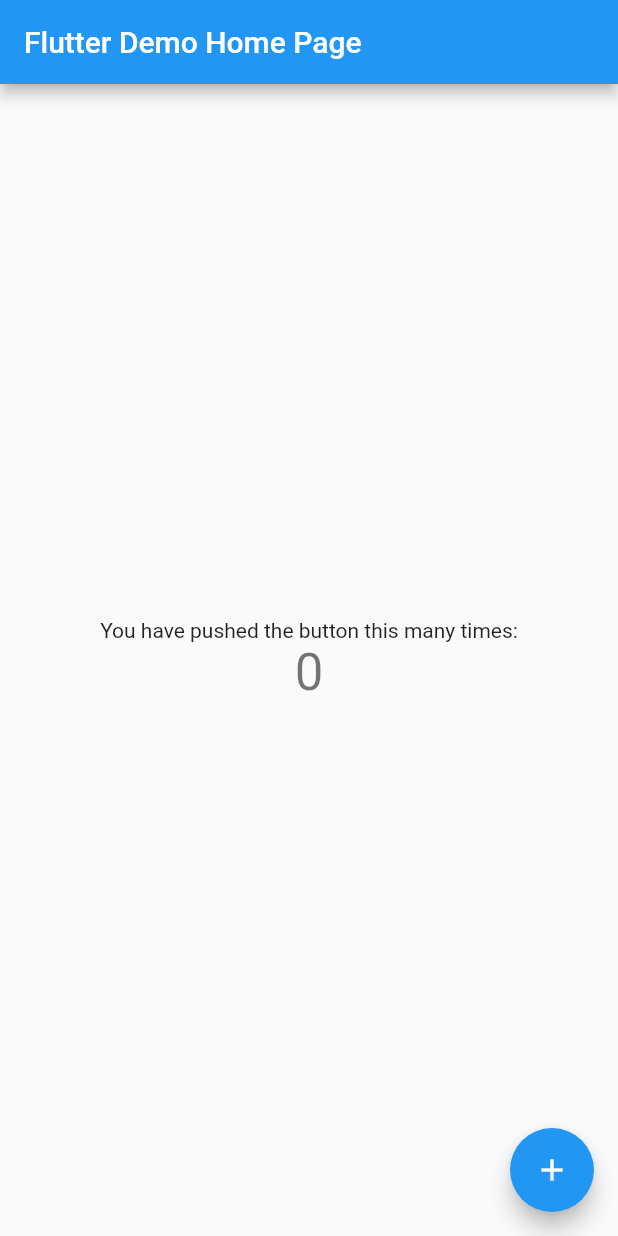
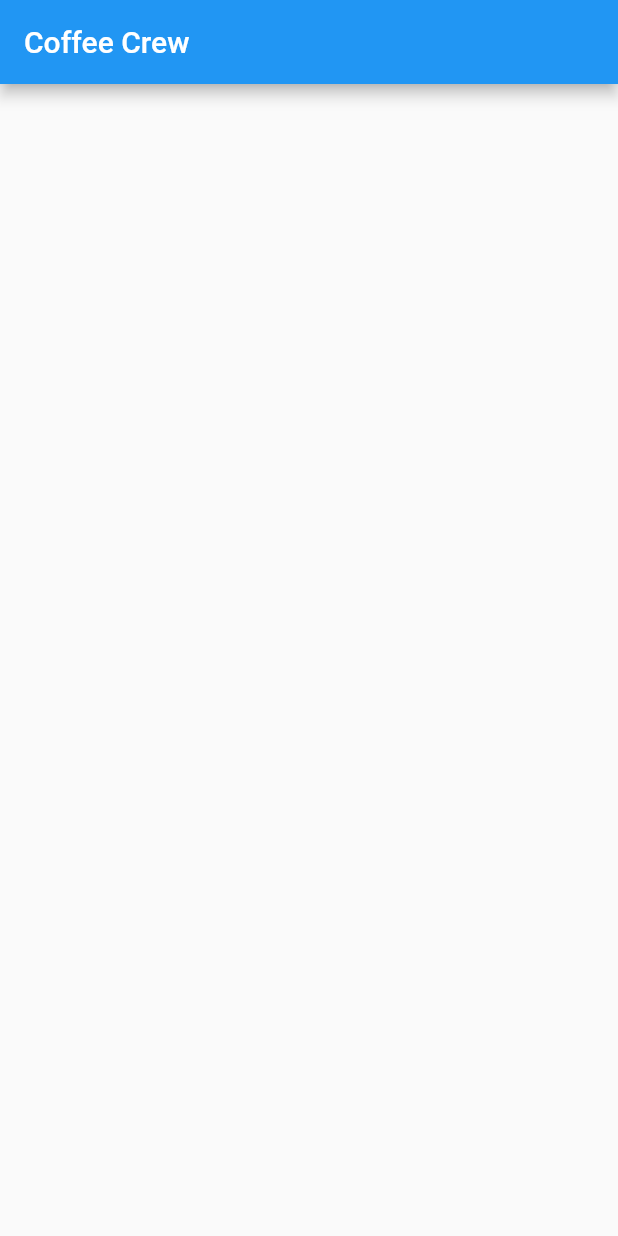
Before and after one commit to dulangakithmini/coffee-tracker, a Flutter app: the screen it shows after launch, on a phone screen of 412 x 824 dp. Run offline on Flutter 3.47's test engine with Material 2 defaults, Android fonts, the phone set to English and light mode, and no system bars.

```diff
--- a/lib/main.dart
+++ b/lib/main.dart
@@ -1,113 +1,18 @@
 import 'package:flutter/material.dart';
 
 void main() {
-  runApp(MyApp());
+  runApp(App());
 }
 
-class MyApp extends StatelessWidget {
-  // This widget is the root of your application.
+class App extends StatelessWidget {
   @override
   Widget build(BuildContext context) {
     return MaterialApp(
-      title: 'Flutter Demo',
-      theme: ThemeData(
-        // This is the theme of your application.
-        //
-        // Try running your application with "flutter run". You'll see the
-        // application has a blue toolbar. Then, without quitting the app, try
-        // changing the primarySwatch below to Colors.green and then invoke
-        // "hot reload" (press "r" in the console where you ran "flutter run",
-        // or simply save your changes to "hot reload" in a Flutter IDE).
-        // Notice that the counter didn't reset back to zero; the application
-        // is not restarted.
-        primarySwatch: Colors.blue,
+      home: Scaffold(
+        appBar: AppBar(
+          title: Text('Coffee Crew'),
+        ),
       ),
-      home: MyHomePage(title: 'Flutter Demo Home Page'),
     );
   }
 }
-
-class MyHomePage extends StatefulWidget {
-  MyHomePage({Key? key, required this.title}) : super(key: key);
-
-  // This widget is the home page of your application. It is stateful, meaning
-  // that it has a State object (defined below) that contains fields that affect
-  // how it looks.
-
-  // This class is the configuration for the state. It holds the values (in this
-  // case the title) provided by the parent (in this case the App widget) and
-  // used by the build method of the State. Fields in a Widget subclass are
-  // always marked "final".
-
-  final String title;
-
-  @override
-  _MyHomePageState createState() => _MyHomePageState();
-}
-
-class _MyHomePageState extends State<MyHomePage> {
-  int _counter = 0;
-
-  void _incrementCounter() {
-    setState(() {
-      // This call to setState tells the Flutter framework that something has
-      // changed in this State, which causes it to rerun the build method below
-      // so that the display can reflect the updated values. If we changed
-      // _counter without calling setState(), then the build method would not be
-      // called again, and so nothing would appear to happen.
-      _counter++;
-    });
-  }
-
-  @override
-  Widget build(BuildContext context) {
-    // This method is rerun every time setState is called, for instance as done
-    // by the _incrementCounter method above.
-    //
-    // The Flutter framework has been optimized to make rerunning build methods
-    // fast, so that you can just rebuild anything that needs updating rather
-    // than having to individually change instances of widgets.
-    return Scaffold(
-      appBar: AppBar(
-        // Here we take the value from the MyHomePage object that was created by
-        // the App.build method, and use it to set our appbar title.
-        title: Text(widget.title),
-      ),
-      body: Center(
-        // Center is a layout widget. It takes a single child and positions it
-        // in the middle of the parent.
-        child: Column(
-          // Column is also a layout widget. It takes a list of children and
-          // arranges them vertically. By default, it sizes itself to fit its
-          // children horizontally, and tries to be as tall as its parent.
-          //
-          // Invoke "debug painting" (press "p" in the console, choose the
-          // "Toggle Debug Paint" action from the Flutter Inspector in Android
-          // Studio, or the "Toggle Debug Paint" command in Visual Studio Code)
-          // to see the wireframe for each widget.
-          //
-          // Column has various properties to control how it sizes itself and
-          // how it positions its children. Here we use mainAxisAlignment to
-          // center the children vertically; the main axis here is the vertical
-          // axis because Columns are vertical (the cross axis would be
-          // horizontal).
-          mainAxisAlignment: MainAxisAlignment.center,
-          children: <Widget>[
-            Text(
-              'You have pushed the button this many times:',
-            ),
-            Text(
-              '$_counter',
-              style: Theme.of(context).textTheme.headline4,
-            ),
-          ],
-        ),
-      ),
-      floatingActionButton: FloatingActionButton(
-        onPressed: _incrementCounter,
-        tooltip: 'Increment',
-        child: Icon(Icons.add),
-      ), // This trailing comma makes auto-formatting nicer for build methods.
-    );
-  }
-}
```
Also changed, not shown: 3 other files.
